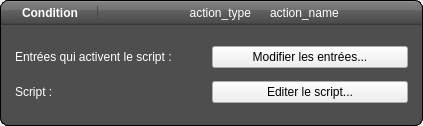
This is data/FormConditionScript.ui in calaos/calaos_installer as Qt 5 draws it before an edit. The edited form follows.
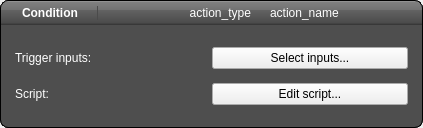
This is the edited form. Icons and pictures are not drawn.

What changed in the file:
```diff
--- a/data/FormConditionScript.ui
+++ b/data/FormConditionScript.ui
@@ -7,7 +7,7 @@
     <x>0</x>
     <y>0</y>
     <width>423</width>
-    <height>126</height>
+    <height>128</height>
    </rect>
   </property>
   <property name="windowTitle">
@@ -204,7 +204,7 @@
         <item row="1" column="1">
          <widget class="QPushButton" name="btEditScript">
           <property name="text">
-           <string>Editer le script...</string>
+           <string>Edit script...</string>
           </property>
           <property name="class" stdset="0">
            <string>buttonStyled</string>
@@ -214,21 +214,21 @@
         <item row="1" column="0">
          <widget class="QLabel" name="label_13">
           <property name="text">
-           <string>Script :</string>
+           <string>Script:</string>
           </property>
          </widget>
         </item>
         <item row="0" column="0">
          <widget class="QLabel" name="label_3">
           <property name="text">
-           <string>Entrées qui activent le script :</string>
+           <string>Trigger inputs:</string>
           </property>
          </widget>
         </item>
         <item row="0" column="1">
          <widget class="QPushButton" name="btEditInput">
           <property name="text">
-           <string>Modifier les entrées...</string>
+           <string>Select inputs...</string>
           </property>
           <property name="class" stdset="0">
            <string>buttonStyled</string>
```
Left out of the diff: 22 changed lines with no effect on the pictures.
